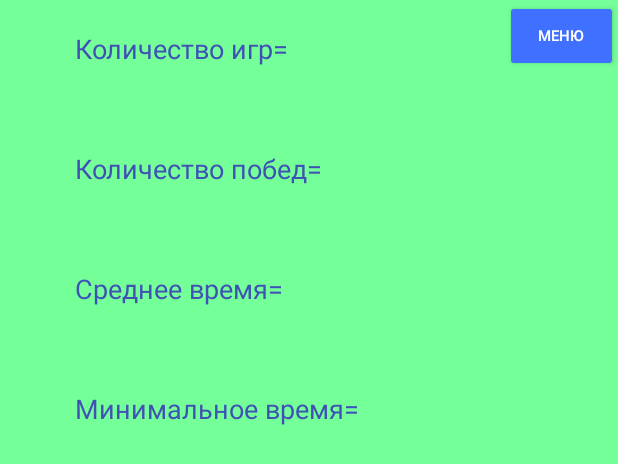
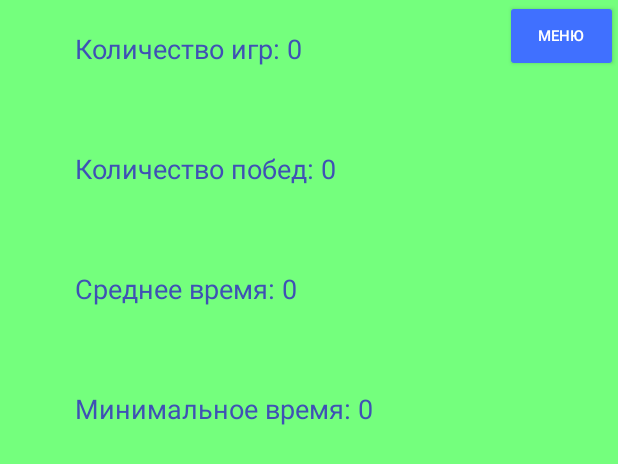
Before and after one commit to ShohovMatvey/labirint, an Android app: the layout activity_stat.xml on its own in the app's theme, with its tools: preview values and no code run, on a phone screen of 412 x 824 dp. Shown: the top 464 px of the screen. Run offline under Robolectric (Android 15) with nearby library versions, the phone set to English and light mode, and no system bars.

Commit message:
final version

```diff
--- a/app/src/main/java/com/example/labirint/DataBaseHandler.kt
+++ b/app/src/main/java/com/example/labirint/DataBaseHandler.kt
@@ -136,7 +136,7 @@ class DBHelper(context: Context)
         Log.d(LOG_TAG, "--- Insert in mytable4: ---")
 
         cv.put("dif", state.dif)
-        cv.put("game_over", state.dif)
+        cv.put("game_over", state.game_over)
 
         val rowID4 = db.insert("mytable4", null, cv)
         Log.d(LOG_TAG, "row inserted, ID = " + rowID4)
--- a/app/src/main/java/com/example/labirint/GameActivity.kt
+++ b/app/src/main/java/com/example/labirint/GameActivity.kt
@@ -479,7 +479,7 @@ class GameActivity : AppCompatActivity() {
             else canvas.drawBitmap(playerBitmap2, (Xpoint - kletka / 2 + 1).toFloat(), (Ypoint - kletka / 2 + 1).toFloat(), paint)
 
 
-            paint.color = Color.RED
+            /*paint.color = Color.RED
             for (i in 0 until klet_height * (klet_width - 1)) {
                 if (Mas_sten[i] == 1) {
                     canvas.drawLine(((i % (klet_width - 1)) * kletka + kletka).toFloat(), (0 + kletka * (i / (klet_width - 1))).toFloat(), ((i % (klet_width - 1)) * kletka + kletka).toFloat(), (kletka + kletka * (i / (klet_width - 1))).toFloat(), paint)
@@ -489,7 +489,7 @@ class GameActivity : AppCompatActivity() {
                 if (Mas_sten[i] == 1) {
                     canvas.drawLine((0 + kletka * ((i - klet_height * (klet_width - 1)) / (klet_height - 1))).toFloat(), ((i - klet_height * (klet_width - 1)) % (klet_height - 1) * kletka + kletka).toFloat(), (kletka + kletka * ((i - klet_height * (klet_width - 1)) / (klet_height - 1))).toFloat(), ((i - klet_height * (klet_width - 1)) % (klet_height - 1) * kletka + kletka).toFloat(), paint)
                 }
-            }
+            }*/
 
             paint.color = Color.BLACK
             for (i in 0 until klet_height * (klet_width - 1)) {
--- a/app/src/main/res/layout/activity_stat.xml
+++ b/app/src/main/res/layout/activity_stat.xml
@@ -25,8 +25,8 @@
         android:layout_height="wrap_content"
         android:layout_alignParentStart="true"
         android:layout_alignParentTop="true"
+        android:layout_marginStart="50dp"
         android:layout_marginTop="260dp"
-        android:layout_marginStart="50dp"
         android:text="@string/min_time"
         android:textColor="@color/colorPrimary"
         android:textSize="18sp" />
@@ -37,8 +37,8 @@
         android:layout_height="wrap_content"
         android:layout_alignParentStart="true"
         android:layout_alignParentTop="true"
+        android:layout_marginStart="50dp"
         android:layout_marginTop="100dp"
-        android:layout_marginStart="50dp"
         android:text="@string/kol_win"
         android:textColor="@color/colorPrimary"
         android:textSize="18sp" />
@@ -49,8 +49,8 @@
         android:layout_height="wrap_content"
         android:layout_alignParentStart="true"
         android:layout_alignParentTop="true"
+        android:layout_marginStart="50dp"
         android:layout_marginTop="180dp"
-        android:layout_marginStart="50dp"
         android:text="@string/sred_time"
         android:textColor="@color/colorPrimary"
         android:textSize="18sp" />
--- a/app/src/main/res/values/colors.xml
+++ b/app/src/main/res/values/colors.xml
@@ -1,7 +1,7 @@
 <?xml version="1.0" encoding="utf-8"?>
 <resources>
     <color name="colorPrimary">#3F51B5</color>
-    <color name="colorPrimaryDark">#74ff99</color>
+    <color name="colorPrimaryDark">#74ff7d</color>
     <color name="colorAccent">#4070FF</color>
     <color name="colorAccent2">#4170ff80</color>
     <color name="colorAccent3">#6412911e</color>
--- a/app/src/main/res/values/strings.xml
+++ b/app/src/main/res/values/strings.xml
@@ -13,8 +13,8 @@
     <string name="dial_text">Начать новую игру?</string>
     <string name="exit">выход</string>
     <string name="dial_text_exit">Выйти из игры?</string>
-    <string name="kol_game">Количество игр=</string>
-    <string name="min_time">Минимальное время=</string>
-    <string name="kol_win">Количество побед=</string>
-    <string name="sred_time">Среднее время=</string>
+    <string name="kol_game">Количество игр: 0</string>
+    <string name="kol_win">Количество побед: 0</string>
+    <string name="sred_time">Среднее время: 0</string>
+    <string name="min_time">Минимальное время: 0</string>
 </resources>
```
Also changed, not shown: app/src/main/java/com/example/labirint/MainActivity.kt (+36 -5 lines).
